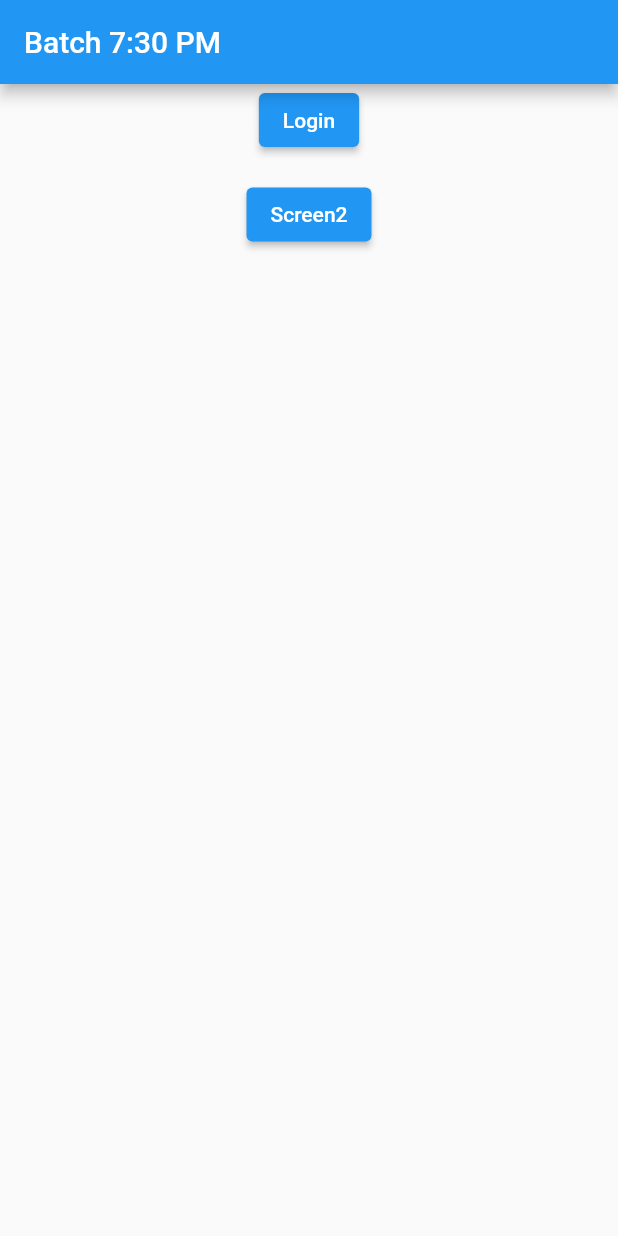
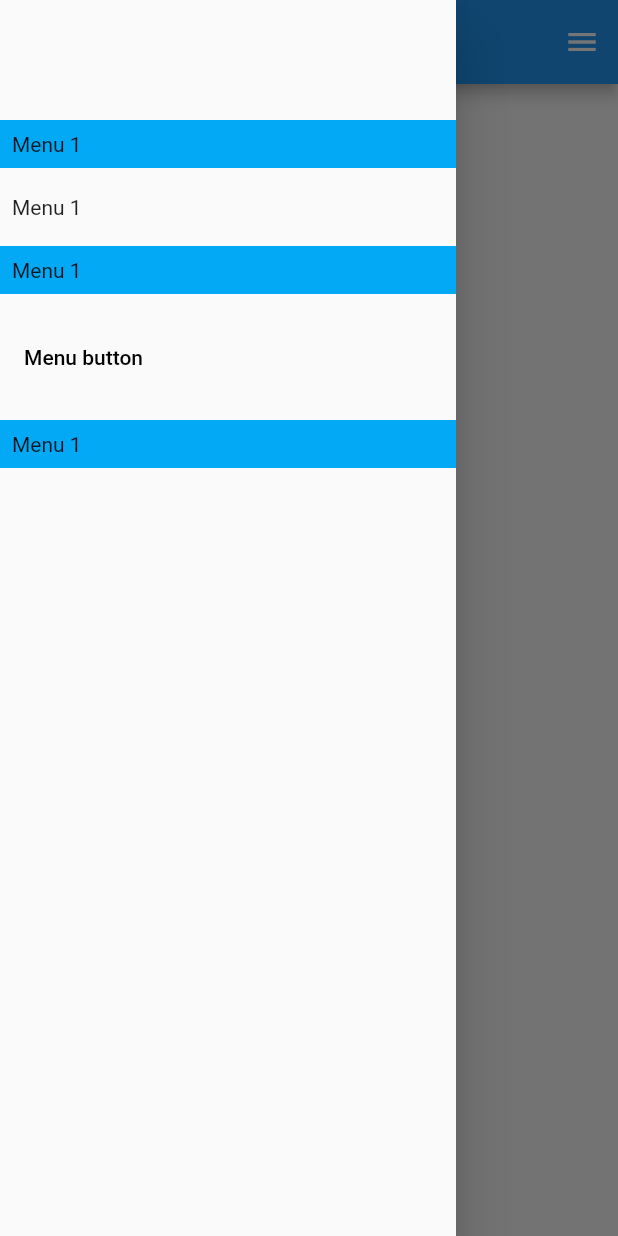
Before and after one commit to devatulparmar/batch730pm, a Flutter app: the screen it shows after launch, with the side drawer open (before the commit the screen has no drawer), on a phone screen of 412 x 824 dp. Run offline on Flutter 3.47's test engine with Material 2 defaults, Android fonts, the phone set to English and light mode, and no system bars; our stand-ins replace cached_network_image.

Commit message:
drawer, endDrawer, GestureDetector,InkWell, TextButton

```diff
--- a/lib/screen1.dart
+++ b/lib/screen1.dart
@@ -16,6 +16,208 @@ class _Screen1State extends State<Screen1> {
     return Scaffold(
       appBar: AppBar(
         title: Text('Batch 7:30 PM'),
+      ),
+      endDrawer: Drawer(
+        // width: 500,
+        child: Column(
+          children: [
+            SizedBox(
+              height: 80,
+            ),
+            GestureDetector(
+              onTap: (){
+                print('clicked here');
+              },
+              child: Container(
+                color: Colors.lightBlue,
+                child: Padding(
+                  padding: const EdgeInsets.all(8.0),
+                  child: Row(
+                    children: [
+                      Text('Menu 1'),
+                    ],
+                  ),
+                ),
+              ),
+            ),
+            SizedBox(
+              height: 10,
+            ),
+            InkWell(
+              onTap: (){
+                print('clicked inkwell');
+              },
+
+              child: Container(
+                // color: Colors.lightBlue,
+                child: Padding(
+                  padding: const EdgeInsets.all(8.0),
+                  child: Row(
+                    children: [
+                      Text('Menu 1'),
+                    ],
+                  ),
+                ),
+              ),
+            ),
+            SizedBox(
+              height: 10,
+            ),
+            Container(
+              color: Colors.lightBlue,
+              child: Padding(
+                padding: const EdgeInsets.all(8.0),
+                child: Row(
+                  children: [
+                    Text('Menu 1'),
+                  ],
+                ),
+              ),
+            ),
+            SizedBox(
+              height: 10,
+            ),
+            Container(
+              // color: Colors.lightBlue,
+              child: Padding(
+                padding: const EdgeInsets.all(8.0),
+                child: Row(
+                  children: [
+                    TextButton(
+                      onPressed: () {
+                        print('Clicked');
+                      },
+                      child: Text(
+                        'Menu button',
+                        style: TextStyle(color: Colors.black),
+                      ),
+                    ),
+                  ],
+                ),
+              ),
+            ),
+            SizedBox(
+              height: 10,
+            ),
+            Container(
+              color: Colors.lightBlue,
+              child: Padding(
+                padding: const EdgeInsets.all(8.0),
+                child: Row(
+                  children: [
+                    Text('Menu 1'),
+                  ],
+                ),
+              ),
+            ),
+            SizedBox(
+              height: 10,
+            ),
+          ],
+        ),
+      ),
+      drawer: Drawer(
+        // width: 500,
+        child: Column(
+          children: [
+            SizedBox(
+              height: 80,
+            ),
+            GestureDetector(
+              onTap: (){
+                print('clicked here');
+              },
+              onDoubleTap: (){
+                print('on double tap');
+              },
+
+              child: Container(
+                color: Colors.lightBlue,
+                child: Padding(
+                  padding: const EdgeInsets.all(8.0),
+                  child: Row(
+                    children: [
+                      Text('Menu 1'),
+                    ],
+                  ),
+                ),
+              ),
+            ),
+            SizedBox(
+              height: 10,
+            ),
+            InkWell(
+              onTap: (){
+                print('clicked inkwell');
+              },
+
+              child: Container(
+                // color: Colors.lightBlue,
+                child: Padding(
+                  padding: const EdgeInsets.all(8.0),
+                  child: Row(
+                    children: [
+                      Text('Menu 1'),
+                    ],
+                  ),
+                ),
+              ),
+            ),
+            SizedBox(
+              height: 10,
+            ),
+            Container(
+              color: Colors.lightBlue,
+              child: Padding(
+                padding: const EdgeInsets.all(8.0),
+                child: Row(
+                  children: [
+                    Text('Menu 1'),
+                  ],
+                ),
+              ),
+            ),
+            SizedBox(
+              height: 10,
+            ),
+            Container(
+              // color: Colors.lightBlue,
+              child: Padding(
+                padding: const EdgeInsets.all(8.0),
+                child: Row(
+                  children: [
+                    TextButton(
+                      onPressed: () {
+                        print('Clicked');
+                      },
+                      child: Text(
+                        'Menu button',
+                        style: TextStyle(color: Colors.black),
+                      ),
+                    ),
+                  ],
+                ),
+              ),
+            ),
+            SizedBox(
+              height: 10,
+            ),
+            Container(
+              color: Colors.lightBlue,
+              child: Padding(
+                padding: const EdgeInsets.all(8.0),
+                child: Row(
+                  children: [
+                    Text('Menu 1'),
+                  ],
+                ),
+              ),
+            ),
+            SizedBox(
+              height: 10,
+            ),
+          ],
+        ),
       ),
       body: ListView(
         children: [
```
